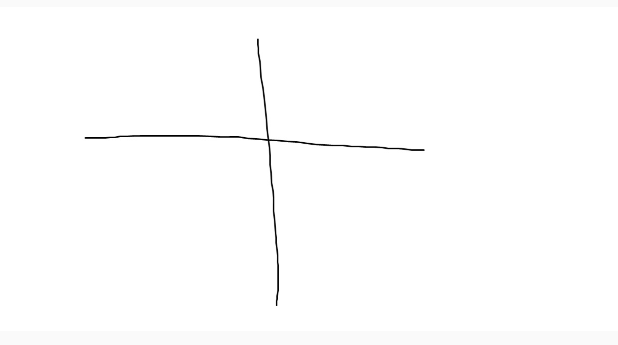
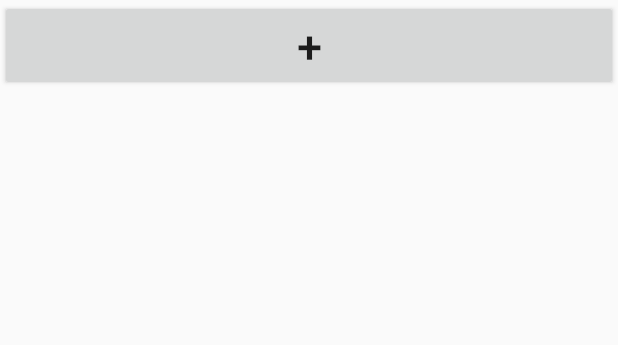
Before and after one commit to qmffld102/CookBaB, an Android app: the layout activity_refrigerator_main.xml on its own in the app's theme, with its tools: preview values and no code run, on a phone screen of 412 x 824 dp. Shown: the top 345 px of the screen. Run offline under Robolectric (Android 15) with nearby library versions, the phone set to English and light mode, and no system bars.

Commit message:
갓강서ㅠ

```diff
--- a/app/src/main/res/layout/activity_my_recipe_main.xml
+++ b/app/src/main/res/layout/activity_my_recipe_main.xml
@@ -12,6 +12,7 @@
         android:layout_width="match_parent"
         android:layout_height="wrap_content"
         android:ems="10"
+        android:textSize="25dp"
         android:inputType="textPersonName"
         android:text="검색" />
 
--- a/app/src/main/res/layout/activity_refrigerator_main.xml
+++ b/app/src/main/res/layout/activity_refrigerator_main.xml
@@ -7,15 +7,17 @@
     android:orientation="vertical"
     tools:context=".RefrigeratorMain">
 
-    <ImageView
-        android:id="@+id/imageView"
+    <Button
+        android:id="@+id/plusimage"
+        android:text="+"
+        android:textSize="30dp"
         android:layout_width="match_parent"
-        android:layout_height="225dp"
-        app:srcCompat="@drawable/plus" />
+        android:layout_height="wrap_content"
+        />
 
     <ScrollView
         android:layout_width="match_parent"
-        android:layout_height="415dp">
+        android:layout_height="match_parent">
 
         <LinearLayout
             android:id="@+id/linearlayout"
```
Also changed, not shown: app/src/main/java/com/example/coookbab/RefrigeratorMain.java (+4 -7 lines), app/src/main/res/layout/activity_recipe_main.xml (+8 -1 lines).
